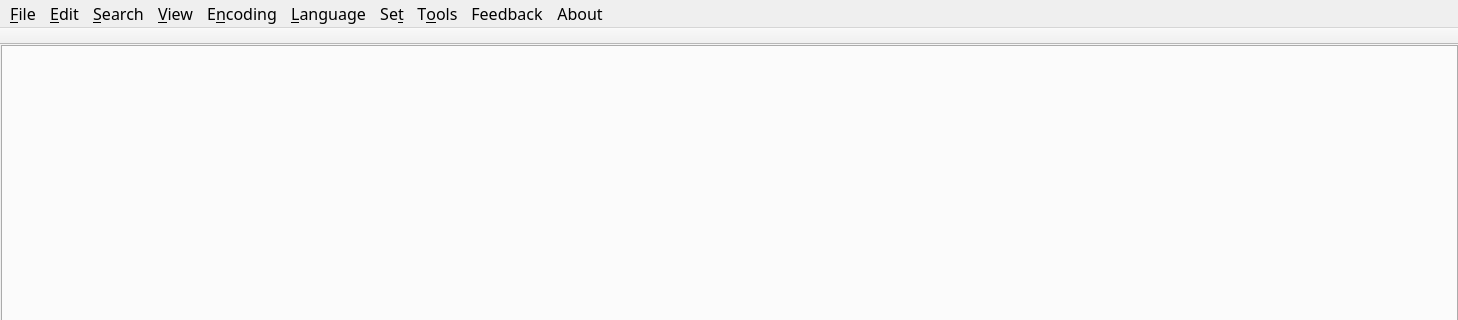
The window that src/cceditor/ccnotepad.ui (x2009again/notepad--) describes before a commit, drawn with Qt 5; both pictures show x 0 to 1458 and y 0 to 320 of the 1458 by 789 pixel window.
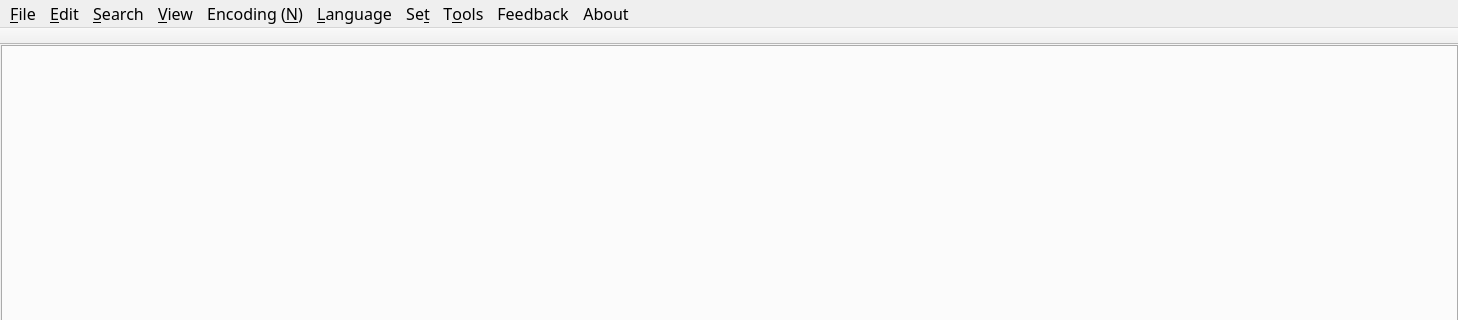
The same window after the commit. Icons and pictures are not drawn.

Commit message: update src/cceditor/ccnotepad.ui. 手动解决冲突。

Diff of the .ui file:
```diff
--- a/src/cceditor/ccnotepad.ui
+++ b/src/cceditor/ccnotepad.ui
@@ -232,7 +232,7 @@
    </widget>
    <widget class="QMenu" name="menuCode">
     <property name="title">
-     <string>E&amp;ncoding</string>
+     <string>Encoding (&amp;N)</string>
     </property>
     <widget class="QMenu" name="menuASNI">
      <property name="title">
```
